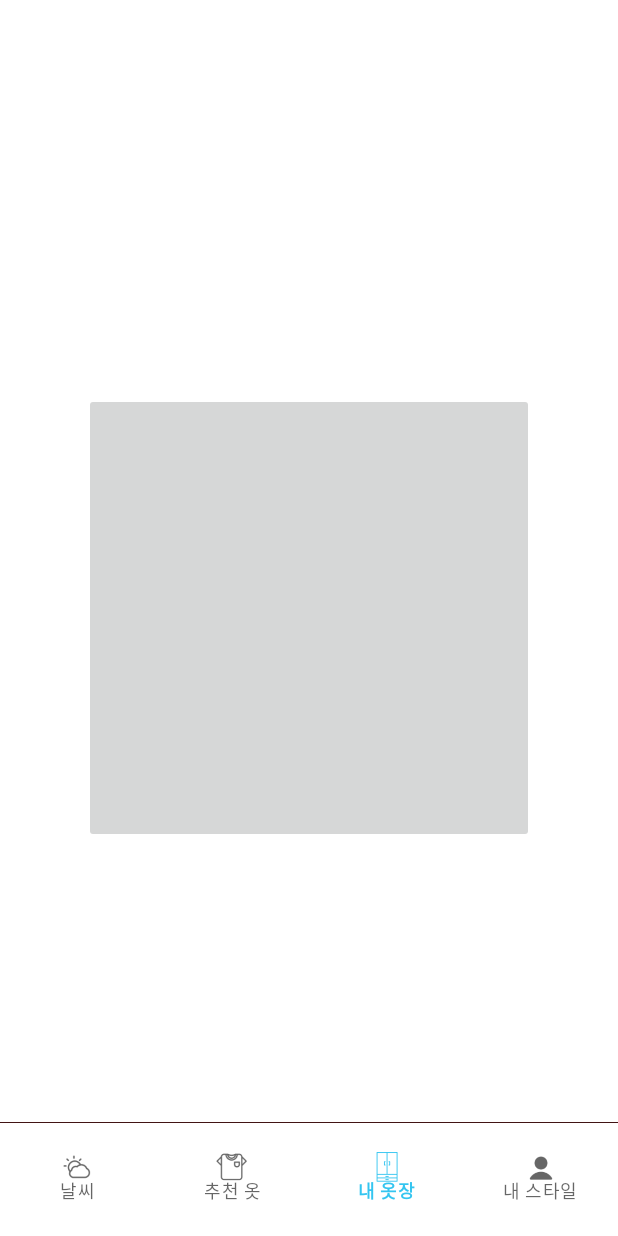
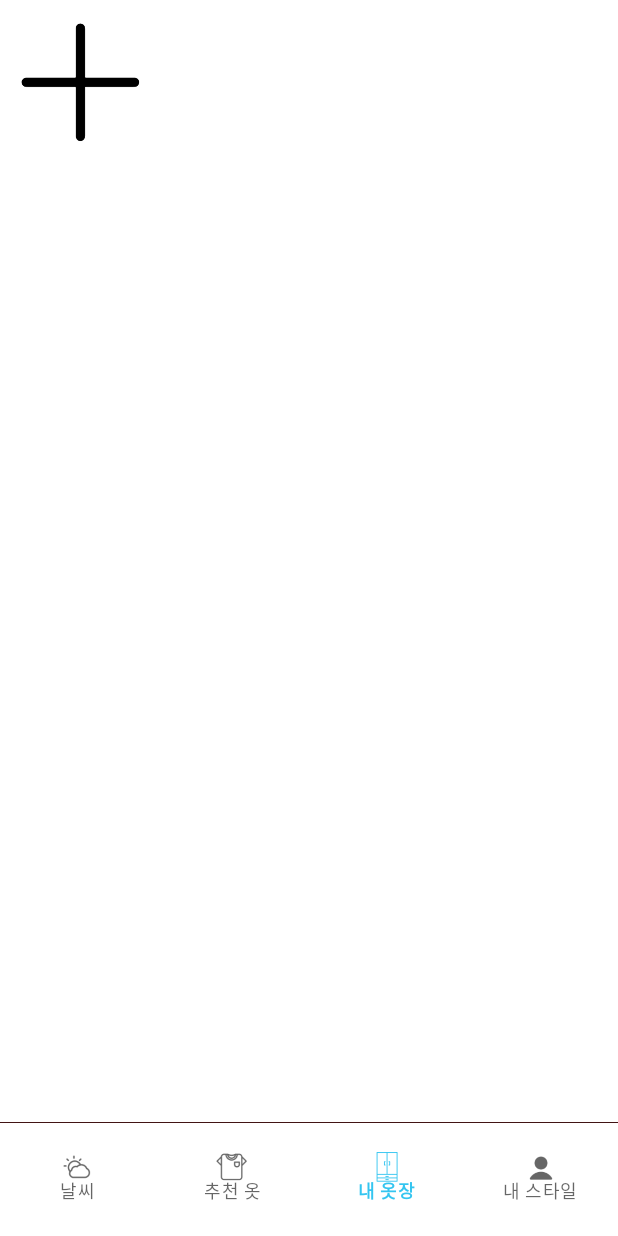
Before and after one commit to KamaTAEWOO/TodaysClothesKotlinVersion, an Android app: the MyClosetFragment screen opened through its navigation route, on a phone screen of 412 x 824 dp. Run offline under Robolectric (Android 15) with nearby library versions, the phone set to English and light mode, and no system bars; our stand-ins replace Dagger/Hilt's generated code, Timber, navigation-ui; pictures from the network do not load.

Commit message:
[feat] 버튼 클릭 시 이미지 추가 및 recyclerview 작성 완료

```diff
--- a/core/src/main/java/com/kama/core/util/WeatherUtil.kt
+++ b/core/src/main/java/com/kama/core/util/WeatherUtil.kt
@@ -3,6 +3,7 @@ package com.kama.core.util
 import android.content.Context
 import android.content.SharedPreferences
 import android.net.ConnectivityManager
+import android.net.Uri
 import java.text.SimpleDateFormat
 import java.util.Date
 
@@ -79,4 +80,11 @@ object WeatherUtil {
 
         return activeNetwork.isConnected
     }
+
+    /**
+     * drawable 리소스를 uri로 변경
+     * */
+    fun getResourceUri(context: Context, resId: Int): Uri {
+        return Uri.parse("android.resource://" + context.packageName + "/" + resId)
+    }
 }
--- /dev/null
+++ b/presentation/src/main/java/com/kama/presentation/adapter/MyClosetAlbumAddAdapter.kt
@@ -0,0 +1,60 @@
+package com.kama.presentation.adapter
+
+import android.graphics.Color
+import android.net.Uri
+import android.view.LayoutInflater
+import android.view.View
+import android.view.ViewGroup
+import android.widget.ImageButton
+import android.widget.ImageView
+import androidx.recyclerview.widget.RecyclerView
+import com.kama.presentation.R
+import timber.log.Timber
+
+class MyClosetAlbumAddAdapter(private val albumImageList: MutableList<Uri>) :
+    RecyclerView.Adapter<MyClosetAlbumAddAdapter.ImageButtonViewHolder>() {
+
+    class ImageButtonViewHolder(itemView: View) : RecyclerView.ViewHolder(itemView) {
+        var imageButton: ImageButton = itemView.findViewById(R.id.ib_image_add)
+    }
+
+    private val TAG = "ImageButtonAdapter::"
+    private var listener: OnItemClickListener? = null
+
+    override fun onCreateViewHolder(parent: ViewGroup, viewType: Int): ImageButtonViewHolder {
+        val itemView = LayoutInflater.from(parent.context)
+            .inflate(R.layout.item_image_button, parent, false)
+        return ImageButtonViewHolder(itemView)
+    }
+
+    override fun onBindViewHolder(holder: ImageButtonViewHolder, position: Int) {
+        val currentItem = albumImageList[position]
+
+        holder.imageButton.setOnClickListener {
+            Timber.d("$TAG::onBindViewHolder() position: $position")
+            listener?.onItemClick(position)
+        }
+
+        holder.imageButton.setImageURI(currentItem)
+
+        // 이미지뷰의 스케일 타입 설정
+        holder.imageButton.scaleType = ImageView.ScaleType.CENTER_CROP
+        // 이미지뷰의 배경색 설정 화이트
+        holder.imageButton.setBackgroundColor(Color.WHITE)
+    }
+
+    override fun getItemCount() = albumImageList.size
+
+    interface OnItemClickListener {
+        fun onItemClick(position: Int)
+    }
+
+    fun setOnItemClickListener(listener: OnItemClickListener) {
+        this.listener = listener
+    }
+
+    fun addItem(imageResource: Uri) {
+        albumImageList.add(0, imageResource) // 맨 앞에 아이템 추가
+        notifyItemInserted(0)
+    }
+}
--- a/presentation/src/main/java/com/kama/presentation/view/MyClosetFragment.kt
+++ b/presentation/src/main/java/com/kama/presentation/view/MyClosetFragment.kt
@@ -1,20 +1,17 @@
 package com.kama.presentation.view
 
 import android.app.Activity
-import android.content.Context
 import android.content.Intent
-import android.graphics.drawable.Drawable
+import android.net.Uri
 import android.os.Bundle
-import androidx.fragment.app.Fragment
-import android.view.LayoutInflater
 import android.view.View
-import android.view.ViewGroup
 import android.widget.ImageView
 import androidx.activity.result.contract.ActivityResultContracts
+import androidx.recyclerview.widget.GridLayoutManager
 import com.kama.core.base.BaseFragment
-import com.kama.presentation.R
+import com.kama.core.util.WeatherUtil
+import com.kama.presentation.adapter.MyClosetAlbumAddAdapter
 import com.kama.presentation.databinding.FragmentMyClosetBinding
-import com.kama.presentation.databinding.FragmentRecommendClothesBinding
 import dagger.hilt.android.AndroidEntryPoint
 import timber.log.Timber
 
@@ -23,9 +20,11 @@ import timber.log.Timber
  * */
 
 @AndroidEntryPoint
-class MyClosetFragment : BaseFragment<FragmentMyClosetBinding>() {
+class MyClosetFragment : BaseFragment<FragmentMyClosetBinding>(), MyClosetAlbumAddAdapter.OnItemClickListener  {
 
     private val TAG = "MyClosetFragment::"
+
+    private lateinit var adapter: MyClosetAlbumAddAdapter
 
     override fun getFragmentBinding(): FragmentMyClosetBinding =
         FragmentMyClosetBinding.inflate(layoutInflater)
@@ -38,6 +37,13 @@ class MyClosetFragment : BaseFragment<FragmentMyClosetBinding>() {
     private fun init() {
         Timber.i("$TAG::init()")
 
+        binding.rvMyCloset.layoutManager = GridLayoutManager(requireContext(), 3)
+        val initDrawable: MutableList<Uri> = mutableListOf()
+        initDrawable.add(WeatherUtil.getResourceUri(requireContext(), com.kama.design.R.drawable.ic_buttonplus))
+        adapter = MyClosetAlbumAddAdapter(initDrawable) // 리스트에 하나만 추가
+        adapter.setOnItemClickListener(this)
+        binding.rvMyCloset.adapter = adapter
+
         binding.addButton.setOnClickListener {
             openAlbum()
         }
@@ -46,12 +52,7 @@ class MyClosetFragment : BaseFragment<FragmentMyClosetBinding>() {
     private val pickImage = registerForActivityResult(ActivityResultContracts.StartActivityForResult()) { result ->
         if (result.resultCode == Activity.RESULT_OK) {
             val imageUri = result.data?.data ?: return@registerForActivityResult
-            binding.addButton.setImageURI(imageUri)
-
-            // 이미지뷰의 스케일 타입 설정
-            binding.addButton.scaleType = ImageView.ScaleType.CENTER_CROP
-            // 이미지뷰의 배경색 설정 화이트
-            binding.addButton.setBackgroundColor(resources.getColor(com.kama.design.R.color.white, null))
+            adapter.addItem(imageUri)
         }
     }
 
@@ -60,4 +61,9 @@ class MyClosetFragment : BaseFragment<FragmentMyClosetBinding>() {
         intent.type = "image/*"
         pickImage.launch(intent)
     }
+
+    override fun onItemClick(position: Int) {
+        openAlbum()
+    }
+
 }
--- a/presentation/src/main/res/layout/fragment_my_closet.xml
+++ b/presentation/src/main/res/layout/fragment_my_closet.xml
@@ -11,5 +11,11 @@
         android:layout_height="300dp"
         android:layout_gravity="center"
         android:scaleType="centerCrop"
+        android:visibility="gone"
         android:contentDescription="TODO" />
+
+    <androidx.recyclerview.widget.RecyclerView
+        android:id="@+id/rv_my_closet"
+        android:layout_width="match_parent"
+        android:layout_height="match_parent" />
 </FrameLayout>
--- /dev/null
+++ b/presentation/src/main/res/layout/item_image_button.xml
@@ -0,0 +1,19 @@
+<?xml version="1.0" encoding="utf-8"?>
+<androidx.constraintlayout.widget.ConstraintLayout xmlns:android="http://schemas.android.com/apk/res/android"
+    android:layout_width="wrap_content"
+    android:layout_height="wrap_content"
+    xmlns:app="http://schemas.android.com/apk/res-auto">
+
+    <ImageButton
+        android:id="@+id/ib_image_add"
+        android:layout_width="100dp"
+        android:layout_height="100dp"
+        android:layout_marginTop="5dp"
+        android:layout_marginStart="5dp"
+        android:scaleType="centerCrop"
+        android:src="@drawable/ic_buttonplus"
+        app:layout_constraintTop_toTopOf="parent"
+        app:layout_constraintStart_toStartOf="parent"
+        android:contentDescription="ImageAddButton" />
+
+</androidx.constraintlayout.widget.ConstraintLayout>
```
